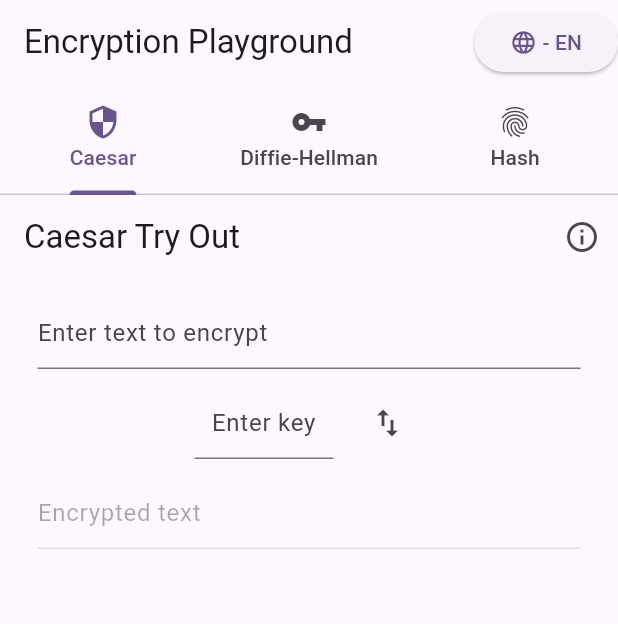
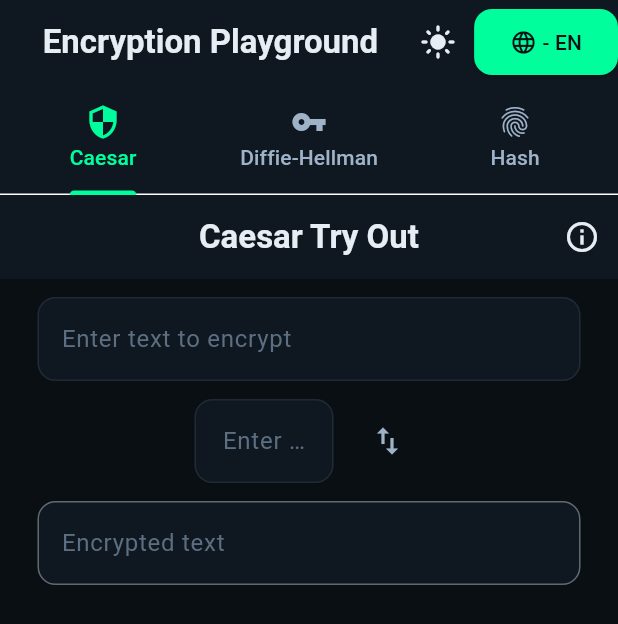
Before and after one commit to rafinha-as-br/flutter_encryption_playground, a Flutter app: the screen it shows after launch, on a phone screen of 412 x 824 dp. Shown: the top 624 px of the screen. Run offline on Flutter 3.47's test engine with Material 3 defaults, Android fonts, the light colour scheme and no system bars.

Commit message:
implementação do tema em todo o app

```diff
--- a/encryption_playground/lib/app/app.dart
+++ b/encryption_playground/lib/app/app.dart
@@ -3,6 +3,8 @@ import 'package:flutter_localizations/flutter_localizations.dart';
 import 'package:provider/provider.dart';
 import '../l10n/app_localizations.dart';
 import 'locale_controller.dart';
+import 'theme_controller.dart';
+import 'theme/app_theme.dart';
 import 'app_routes.dart';
 
 class App extends StatelessWidget {
@@ -11,6 +13,7 @@ class App extends StatelessWidget {
   @override
   Widget build(BuildContext context) {
     final locale = context.watch<LocaleController>().value;
+    final themeMode = context.watch<ThemeController>().value;
 
     return MaterialApp(
       title: 'Encryption Playground',
@@ -25,10 +28,9 @@ class App extends StatelessWidget {
         Locale('en'),
         Locale('pt'),
       ],
-      theme: ThemeData(
-        colorScheme: ColorScheme.fromSeed(seedColor: Colors.deepPurple),
-        useMaterial3: true,
-      ),
+      theme: AppTheme.lightTheme,
+      darkTheme: AppTheme.darkTheme,
+      themeMode: themeMode,
       initialRoute: AppRoutes.home,
       routes: AppRoutes.routes,
     );
--- a/encryption_playground/lib/app/app_bootstrap.dart
+++ b/encryption_playground/lib/app/app_bootstrap.dart
@@ -4,6 +4,7 @@ import 'package:flutter/material.dart';
 import 'package:provider/provider.dart';
 import '../features/diffie_hellman/presentation/diffie_hellman_controller.dart';
 import 'locale_controller.dart';
+import 'theme_controller.dart';
 import 'app.dart';
 
 class AppBootstrap extends StatelessWidget {
@@ -17,6 +18,7 @@ class AppBootstrap extends StatelessWidget {
         ChangeNotifierProvider(create: (context) => DiffieHellmanController()),
         ChangeNotifierProvider(create: (context) => HashController()),
         ChangeNotifierProvider(create: (context) => LocaleController()),
+        ChangeNotifierProvider(create: (context) => ThemeController()),
       ],
       child: const App(),
     );
--- /dev/null
+++ b/encryption_playground/lib/app/theme/app_colors.dart
@@ -0,0 +1,88 @@
+import 'package:flutter/material.dart';
+
+class AppColors {
+  // DARK THEME (PRIMARY EXPERIENCE)
+  static const Color darkBackgroundPrimary = Color(0xFF0A0F14);
+  static const Color darkBackgroundSecondary = Color(0xFF0F1720);
+  static const Color darkBackgroundTertiary = Color(0xFF131C26);
+
+  static const Color darkPrimaryMain = Color(0xFF00FF9C);
+  static const Color darkPrimaryDark = Color(0xFF00CC7A);
+  static const Color darkPrimaryLight = Color(0xFF66FFC2);
+
+  static const Color darkSecondaryMain = Color(0xFF00D4FF);
+  static const Color darkSecondaryDark = Color(0xFF009FCC);
+  static const Color darkSecondaryLight = Color(0xFF66E6FF);
+
+  static const Color darkTertiaryMain = Color(0xFF8B5CF6);
+  static const Color darkTertiaryDark = Color(0xFF6D3ED9);
+  static const Color darkTertiaryLight = Color(0xFFB69CFF);
+
+  static const Color darkSuccess = Color(0xFF00FF9C);
+  static const Color darkWarning = Color(0xFFFFC857);
+  static const Color darkError = Color(0xFFFF4D6D);
+  static const Color darkInfo = Color(0xFF00D4FF);
+
+  static const Color darkTextPrimary = Color(0xFFE6EDF3);
+  static const Color darkTextSecondary = Color(0xFF9FB3C8);
+  static const Color darkTextMuted = Color(0xFF5C6F82);
+
+  static const Color darkBorderPrimary = Color(0xFF1F2A36);
+  static const Color darkBorderAccent = Color(0xFF00FF9C);
+
+  static const Color darkButtonPrimaryBg = Color(0xFF00FF9C);
+  static const Color darkButtonPrimaryText = Color(0xFF0A0F14);
+
+  static const Color darkButtonSecondaryBg = Color(0xFF1F2A36);
+  static const Color darkButtonSecondaryText = Color(0xFFE6EDF3);
+
+  static const Color darkInputBackground = Color(0xFF0F1720);
+  static const Color darkInputBorder = Color(0xFF1F2A36);
+  static const Color darkInputFocusBorder = Color(0xFF00FF9C);
+
+  static const Color darkGlowGreen = Color(0xFF00FF9C);
+  static const Color darkGlowBlue = Color(0xFF00D4FF);
+  static const Color darkMatrixGreen = Color(0xFF00FF41);
+
+  // LIGHT THEME (ALTERNATIVE EXPERIENCE)
+  static const Color lightBackgroundPrimary = Color(0xFFF4F7FB);
+  static const Color lightBackgroundSecondary = Color(0xFFFFFFFF);
+  static const Color lightBackgroundTertiary = Color(0xFFE9EEF5);
+
+  static const Color lightPrimaryMain = Color(0xFF00B86B);
+  static const Color lightPrimaryDark = Color(0xFF00965A);
+  static const Color lightPrimaryLight = Color(0xFF4DFFB0);
+
+  static const Color lightSecondaryMain = Color(0xFF007BFF);
+  static const Color lightSecondaryDark = Color(0xFF005FCC);
+  static const Color lightSecondaryLight = Color(0xFF66AFFF);
+
+  static const Color lightTertiaryMain = Color(0xFF7C3AED);
+  static const Color lightTertiaryDark = Color(0xFF5B21B6);
+  static const Color lightTertiaryLight = Color(0xFFA78BFA);
+
+  static const Color lightSuccess = Color(0xFF00B86B);
+  static const Color lightWarning = Color(0xFFFFB020);
+  static const Color lightError = Color(0xFFE53935);
+  static const Color lightInfo = Color(0xFF007BFF);
+
+  static const Color lightTextPrimary = Color(0xFF0A0F14);
+  static const Color lightTextSecondary = Color(0xFF4A5D73);
+  static const Color lightTextMuted = Color(0xFF7A8A9A);
+
+  static const Color lightBorderPrimary = Color(0xFFD6E0EB);
+  static const Color lightBorderAccent = Color(0xFF00B86B);
+
+  static const Color lightButtonPrimaryBg = Color(0xFF00B86B);
+  static const Color lightButtonPrimaryText = Color(0xFFFFFFFF);
+
+  static const Color lightButtonSecondaryBg = Color(0xFFE9EEF5);
+  static const Color lightButtonSecondaryText = Color(0xFF0A0F14);
+
+  static const Color lightInputBackground = Color(0xFFFFFFFF);
+  static const Color lightInputBorder = Color(0xFFD6E0EB);
+  static const Color lightInputFocusBorder = Color(0xFF00B86B);
+
+  static const Color lightGlowGreen = Color(0xFF00B86B);
+  static const Color lightGlowBlue = Color(0xFF007BFF);
+}
--- /dev/null
+++ b/encryption_playground/lib/app/theme/app_theme.dart
@@ -0,0 +1,138 @@
+import 'package:flutter/material.dart';
+import 'app_colors.dart';
+
+class AppTheme {
+  static ThemeData get darkTheme {
+    return ThemeData(
+      useMaterial3: true,
+      brightness: Brightness.dark,
+      scaffoldBackgroundColor: AppColors.darkBackgroundPrimary,
+      primaryColor: AppColors.darkPrimaryMain,
+      colorScheme: const ColorScheme.dark(
+        primary: AppColors.darkPrimaryMain,
+        onPrimary: AppColors.darkButtonPrimaryText,
+        primaryContainer: AppColors.darkPrimaryDark,
+        secondary: AppColors.darkSecondaryMain,
+        onSecondary: AppColors.darkBackgroundPrimary,
+        tertiary: AppColors.darkTertiaryMain,
+        surface: AppColors.darkBackgroundSecondary,
+        surfaceContainerHighest: AppColors.darkBackgroundTertiary,
+        onSurface: AppColors.darkTextPrimary,
+        onSurfaceVariant: AppColors.darkTextSecondary,
+        error: AppColors.darkError,
+        outline: AppColors.darkBorderPrimary,
+      ),
+      appBarTheme: const AppBarTheme(
+        backgroundColor: AppColors.darkBackgroundSecondary,
+        foregroundColor: AppColors.darkTextPrimary,
+        elevation: 0,
+        centerTitle: true,
+      ),
+      cardTheme: CardThemeData(
+        color: AppColors.darkBackgroundSecondary,
+        elevation: 2,
+        shape: RoundedRectangleBorder(borderRadius: BorderRadius.circular(12)),
+      ),
+      inputDecorationTheme: InputDecorationTheme(
+        filled: true,
+        fillColor: AppColors.darkInputBackground,
+        border: OutlineInputBorder(
+          borderRadius: BorderRadius.circular(12),
+          borderSide: const BorderSide(color: AppColors.darkInputBorder),
+        ),
+        enabledBorder: OutlineInputBorder(
+          borderRadius: BorderRadius.circular(12),
+          borderSide: const BorderSide(color: AppColors.darkInputBorder),
+        ),
+        focusedBorder: OutlineInputBorder(
+          borderRadius: BorderRadius.circular(12),
+          borderSide: const BorderSide(color: AppColors.darkInputFocusBorder, width: 2),
+        ),
+        labelStyle: const TextStyle(color: AppColors.darkTextSecondary),
+        hintStyle: const TextStyle(color: AppColors.darkTextMuted),
+      ),
+      elevatedButtonTheme: ElevatedButtonThemeData(
+        style: ElevatedButton.styleFrom(
+          backgroundColor: AppColors.darkButtonPrimaryBg,
+          foregroundColor: AppColors.darkButtonPrimaryText,
+          padding: const EdgeInsets.symmetric(horizontal: 24, vertical: 12),
+          shape: RoundedRectangleBorder(borderRadius: BorderRadius.circular(12)),
+        ),
+      ),
+      textTheme: const TextTheme(
+        titleLarge: TextStyle(color: AppColors.darkTextPrimary, fontWeight: FontWeight.bold),
+        titleMedium: TextStyle(color: AppColors.darkTextPrimary, fontWeight: FontWeight.w600),
+        bodyLarge: TextStyle(color: AppColors.darkTextPrimary),
+        bodyMedium: TextStyle(color: AppColors.darkTextSecondary),
+        labelSmall: TextStyle(color: AppColors.darkTextMuted, letterSpacing: 0.5),
+      ),
+    );
+  }
+
+  static ThemeData get lightTheme {
+    return ThemeData(
+      useMaterial3: true,
+      brightness: Brightness.light,
+      scaffoldBackgroundColor: AppColors.lightBackgroundPrimary,
+      primaryColor: AppColors.lightPrimaryMain,
+      colorScheme: const ColorScheme.light(
+        primary: AppColors.lightPrimaryMain,
+        onPrimary: AppColors.lightButtonPrimaryText,
+        primaryContainer: AppColors.lightPrimaryDark,
+        secondary: AppColors.lightSecondaryMain,
+        onSecondary: AppColors.lightBackgroundPrimary,
+        tertiary: AppColors.lightTertiaryMain,
+        surface: AppColors.lightBackgroundSecondary,
+        surfaceContainerHighest: AppColors.lightBackgroundTertiary,
+        onSurface: AppColors.lightTextPrimary,
+        onSurfaceVariant: AppColors.lightTextSecondary,
+        error: AppColors.lightError,
+        outline: AppColors.lightBorderPrimary,
+      ),
+      appBarTheme: const AppBarTheme(
+        backgroundColor: AppColors.lightBackgroundSecondary,
+        foregroundColor: AppColors.lightTextPrimary,
+        elevation: 0,
+        centerTitle: true,
+      ),
+      cardTheme: CardThemeData(
+        color: AppColors.lightBackgroundSecondary,
+        elevation: 1,
+        shape: RoundedRectangleBorder(borderRadius: BorderRadius.circular(12)),
+      ),
+      inputDecorationTheme: InputDecorationTheme(
+        filled: true,
+        fillColor: AppColors.lightInputBackground,
+        border: OutlineInputBorder(
+          borderRadius: BorderRadius.circular(12),
+          borderSide: const BorderSide(color: AppColors.lightInputBorder),
+        ),
+        enabledBorder: OutlineInputBorder(
+          borderRadius: BorderRadius.circular(12),
+          borderSide: const BorderSide(color: AppColors.lightInputBorder),
+        ),
+        focusedBorder: OutlineInputBorder(
+          borderRadius: BorderRadius.circular(12),
+          borderSide: const BorderSide(color: AppColors.lightInputFocusBorder, width: 2),
+        ),
+        labelStyle: const TextStyle(color: AppColors.lightTextSecondary),
+        hintStyle: const TextStyle(color: AppColors.lightTextMuted),
+      ),
+      elevatedButtonTheme: ElevatedButtonThemeData(
+        style: ElevatedButton.styleFrom(
+          backgroundColor: AppColors.lightButtonPrimaryBg,
+          foregroundColor: AppColors.lightButtonPrimaryText,
+          padding: const EdgeInsets.symmetric(horizontal: 24, vertical: 12),
+          shape: RoundedRectangleBorder(borderRadius: BorderRadius.circular(12)),
+        ),
+      ),
+      textTheme: const TextTheme(
+        titleLarge: TextStyle(color: AppColors.lightTextPrimary, fontWeight: FontWeight.bold),
+        titleMedium: TextStyle(color: AppColors.lightTextPrimary, fontWeight: FontWeight.w600),
+        bodyLarge: TextStyle(color: AppColors.lightTextPrimary),
+        bodyMedium: TextStyle(color: AppColors.lightTextSecondary),
+        labelSmall: TextStyle(color: AppColors.lightTextMuted, letterSpacing: 0.5),
+      ),
+    );
+  }
+}
--- /dev/null
+++ b/encryption_playground/lib/app/theme_controller.dart
@@ -0,0 +1,15 @@
+import 'package:flutter/material.dart';
+
+class ThemeController extends ValueNotifier<ThemeMode> {
+  ThemeController() : super(ThemeMode.dark);
+
+  void toggleTheme() {
+    if (value == ThemeMode.dark) {
+      value = ThemeMode.light;
+    } else {
+      value = ThemeMode.dark;
+    }
+  }
+
+  bool get isDarkMode => value == ThemeMode.dark;
+}
--- a/encryption_playground/lib/features/hash/presentation/pages/hash_try_out.dart
+++ b/encryption_playground/lib/features/hash/presentation/pages/hash_try_out.dart
@@ -44,7 +44,8 @@ class _HashTryOutState extends State<HashTryOut> {
             )
           ],
         ),
-        body: Padding(
+        body: SingleChildScrollView(
+          child: Padding(
             padding: const EdgeInsets.all(8.0),
             child: Column(
               spacing: 15,
@@ -93,6 +94,7 @@ class _HashTryOutState extends State<HashTryOut> {
               ],
             ),
           ),
+        ),
       );
     });
   }
@@ -108,7 +110,7 @@ class _HashTryOutState extends State<HashTryOut> {
     final l10n = AppLocalizations.of(context)!;
     return Container(
       decoration: BoxDecoration(
-        border: Border.all(color: Colors.grey),
+        border: Border.all(color: Theme.of(context).colorScheme.outline.withAlpha(50)),
         borderRadius: BorderRadius.circular(10),
       ),
       child: Padding(
--- a/encryption_playground/lib/features/home/presentation/pages/home_page.dart
+++ b/encryption_playground/lib/features/home/presentation/pages/home_page.dart
@@ -5,6 +5,7 @@ import '../../../caesar/presentation/pages/ceasar_tab.dart';
 import '../../../diffie_hellman/presentation/pages/diffie_hellman_tab.dart';
 import '../../../hash/presentation/pages/hash_tab.dart';
 import '../../../../app/locale_controller.dart';
+import '../../../../app/theme_controller.dart';
 
 class HomePage extends StatefulWidget {
   const HomePage({super.key});
@@ -41,6 +42,16 @@ class _HomePageState extends State<HomePage> with SingleTickerProviderStateMixin
       appBar: AppBar(
         title: Text(l10n.appName),
         actions: [
+          IconButton(
+            onPressed: () {
+              context.read<ThemeController>().toggleTheme();
+            },
+            icon: Icon(
+              context.watch<ThemeController>().isDarkMode
+                  ? Icons.light_mode
+                  : Icons.dark_mode,
+            ),
+          ),
           ElevatedButton(
             onPressed: (){
               context.read<LocaleController>().toggleLocale();
```
Lines whose indentation alone changed are shown as unchanged.
